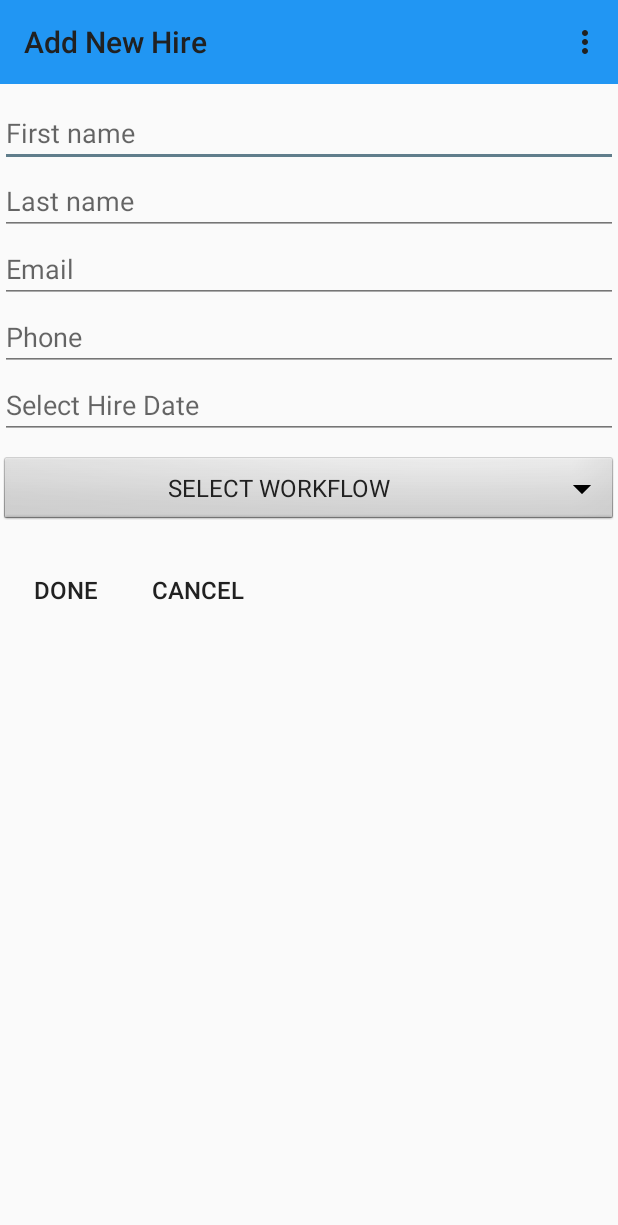
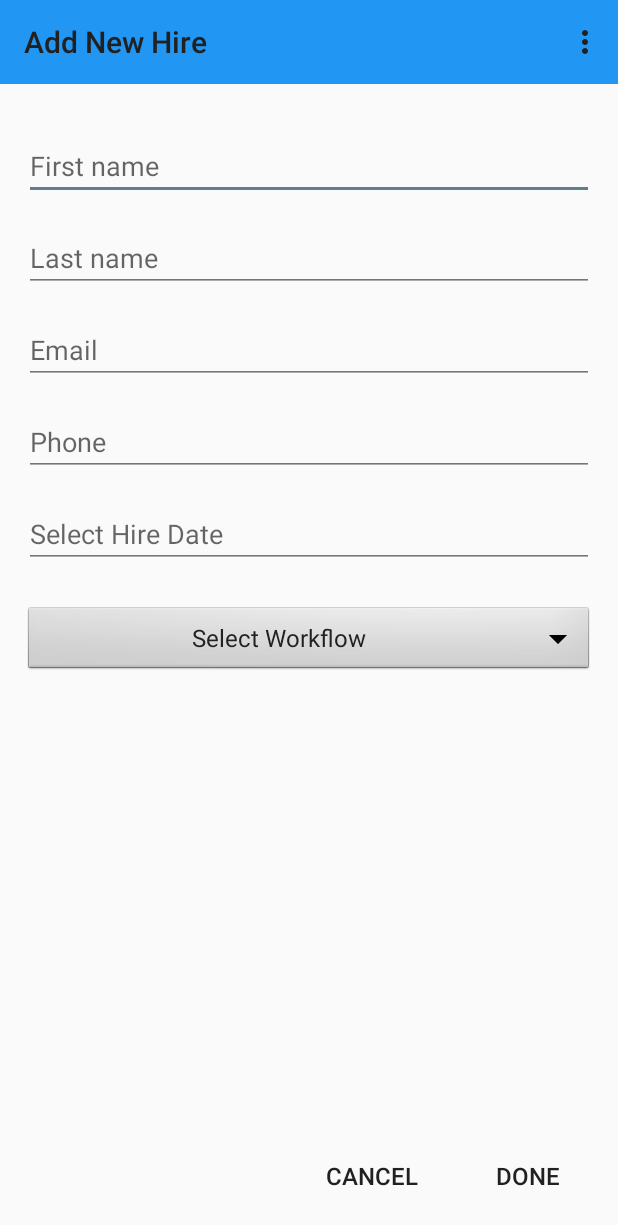
Before and after one commit to mitchthompson/ust-onboarding-mobile-app, an Android app: the AddNewHireActivity screen opened directly, with no data from a screen before it, after a tap on "DONE", on a phone screen of 412 x 824 dp. Shown: the top 1225 px of the screen. Run offline under Robolectric (Android 15) with nearby library versions, the phone set to English and light mode, and no system bars; network calls fail.

Commit message:
Adds a logic to build hashmap of new user from AddNewHireActivity form on user submission. Comments out api call to add new user since still need to get list of all workflows. Tweaks UI of activity a bit. Adds form validation for email, phone, and workflow.

```diff
--- a/app/src/main/java/com/example/practicumapp/AddNewHireActivity.java
+++ b/app/src/main/java/com/example/practicumapp/AddNewHireActivity.java
@@ -4,9 +4,14 @@ import android.app.DatePickerDialog;
 import android.content.Intent;
 import android.support.v7.app.AppCompatActivity;
 import android.os.Bundle;
+
 import java.util.ArrayList;
-import java.util.List;
+import java.util.HashMap;
+
 import android.support.v7.widget.Toolbar;
+import android.telephony.PhoneNumberUtils;
+import android.util.Log;
+import android.util.Patterns;
 import android.view.Menu;
 import android.view.MenuInflater;
 import android.view.MenuItem;
@@ -15,27 +20,29 @@ import android.view.View.OnClickListener;
 import android.widget.ArrayAdapter;
 import android.widget.Button;
 import android.widget.EditText;
-import android.widget.RadioButton;
-import android.widget.RadioGroup;
 import android.widget.Spinner;
 import android.widget.Toast;
 import android.widget.DatePicker;
-import android.app.DatePickerDialog;
+
 import java.util.Calendar;
+import java.util.List;
+import java.util.Map;
+
 import android.graphics.Color;
 import android.graphics.drawable.ColorDrawable;
 import android.text.TextUtils;
-import android.app.ProgressDialog;
-import android.widget.ProgressBar;
 
-import org.w3c.dom.Text;
+import com.example.practicumapp.Interfaces.VolleyUserResponseListener;
+import com.example.practicumapp.models.User;
 
 public class AddNewHireActivity extends AppCompatActivity {
+    private static final String TAG = AddNewHireActivity.class.getName(); // Constant for logging data
 
-    private Spinner spinner1;
+    private Spinner workflow;
     private Button btnCancel, btnDone;
     private DatePickerDialog.OnDateSetListener onDateSetListener;
     private EditText firstName, lastName, email, phone, date;
+    private Map<String,String> newUser;
 
 
     @Override
@@ -52,12 +59,12 @@ public class AddNewHireActivity extends AppCompatActivity {
         setSupportActionBar(myToolbar);
 
         // Views
-        firstName = (EditText) findViewById(R.id.first_name);
-        lastName = (EditText) findViewById(R.id.last_name);
-        email = (EditText) findViewById(R.id.email);
-        phone = (EditText) findViewById(R.id.phone);
-        date = (EditText) findViewById(R.id.date);
-
+        firstName = findViewById(R.id.first_name);
+        lastName = findViewById(R.id.last_name);
+        email = findViewById(R.id.email);
+        phone = findViewById(R.id.phone);
+        date = findViewById(R.id.date);
+        addItemsOnWorkflowSpinner();
 
 
         // Add calendar settings for date picker
@@ -99,6 +106,142 @@ public class AddNewHireActivity extends AppCompatActivity {
         };
     }
 
+    /**
+     * Adds listeners for drop down menu selection for workflows
+     */
+    public void addListenerOnSpinnerItemSelection() {
+        workflow = findViewById(R.id.workflow_ID);
+    }
+
+    /**
+     * Add listeners for spinner and buttons
+     */
+    public void addListenerOnButton() {
+
+        // Add listeners to all page buttons
+        workflow = findViewById(R.id.workflow_ID);
+        btnDone = findViewById(R.id.btnDone);
+        btnCancel = findViewById(R.id.btnCancel);
+
+        // Perform activity when "Done" is selected -- for now just displays toast confirming drop
+        // down selection
+        btnDone.setOnClickListener(new OnClickListener() {
+            //add toast to display selection
+            @Override
+            public void onClick(View v) {
+                addEmployee();
+            }
+        });
+
+        btnCancel.setOnClickListener(new OnClickListener() {
+            @Override
+            public void onClick(View v) {
+                startActivity(new Intent(AddNewHireActivity.this, NewHireListActivity.class));
+            }
+        });
+    }
+
+    // add items into spinner dynamically
+    public void addItemsOnWorkflowSpinner() {
+        //TODO: get workflow list from api call
+        workflow = findViewById(R.id.workflow_ID);
+        List<String> list = new ArrayList<>();
+        list.add("Select Workflow");
+        list.add("Workflow 1");
+        list.add("Workflow 2");
+        list.add("Workflow 3");
+        list.add("Workflow 4");
+        list.add("Workflow 5");
+
+        ArrayAdapter<String> dataAdapter = new ArrayAdapter<>(this,
+                android.R.layout.simple_spinner_item, list);
+        dataAdapter.setDropDownViewResource(android.R.layout.simple_spinner_dropdown_item);
+        workflow.setAdapter(dataAdapter);
+    }
+
+    /**
+     * Will be called when user clicks "Done" button on form. Validates form inputs and adds employee via
+     * the API. Errors generate a message and stop the execution.
+     */
+    //TODO: Call this method when "Done" button is clicked
+    public void addEmployee(){
+        String inputFirstName = firstName.getText().toString().trim();
+        String inputLastName = lastName.getText().toString().trim();
+        String inputEmail = email.getText().toString().trim();
+        String inputPhone = phone.getText().toString().trim();
+        //TODO: see if date picker EditText view can be cast to string in this way
+        String inputDate = date.getText().toString().trim();
+        String inputWorkflow = String.valueOf(workflow.getSelectedItem());
+
+        // Form validation for all fields
+        if(TextUtils.isEmpty(inputFirstName)){
+            // Show message
+            Toast.makeText(this, "Please enter a first name", Toast.LENGTH_SHORT).show();
+
+            // Stops function from executing
+            return;
+        }
+
+        if(TextUtils.isEmpty(inputLastName)){
+            // Show message
+            Toast.makeText(this, "Please enter a last name", Toast.LENGTH_SHORT).show();
+
+            // Stops function from executing
+            return;
+        }
+
+        if(TextUtils.isEmpty(inputEmail) || !Patterns.EMAIL_ADDRESS.matcher(inputEmail).matches()){
+            // Show message
+            Toast.makeText(this, "Please enter a valid email", Toast.LENGTH_SHORT).show();
+
+            // Stops function from executing
+            return;
+        }
+
+        if(TextUtils.isEmpty(inputPhone) || !Patterns.PHONE.matcher(inputPhone).matches() ){
+            // Show message
+            Toast.makeText(this, "Please enter a valid phone number", Toast.LENGTH_SHORT).show();
+
+            // Stops function from executing
+            return;
+        }
+
+        if(TextUtils.isEmpty(inputDate)){
+            // Show message
+            Toast.makeText(this, "Please enter the hire date", Toast.LENGTH_SHORT).show();
+
+            // Stops function from executing
+            return;
+        }
+
+        if(String.valueOf(workflow.getSelectedItem()) == "Select Workflow"){
+            // Show message
+            Toast.makeText(this, "Please select a workflow", Toast.LENGTH_SHORT).show();
+
+            // Stops function from executing
+            return;
+        }
+
+        newUser = new HashMap<>();
+        newUser.put("firstName", inputFirstName);
+        newUser.put("lastName", inputLastName);
+        newUser.put("email", inputEmail);
+        newUser.put("phone", inputPhone);
+        newUser.put("startDate", inputDate);
+        newUser.put("workflow", inputWorkflow);
+
+        Log.d(TAG, "User: " + newUser.toString());
+
+//        VolleyParser volleyParser = new VolleyParser(this.getApplicationContext());
+//        volleyParser.addNewUser((User) newUser,  new VolleyUserResponseListener(){
+//                    @Override
+//                    public void onSuccess(User user) {
+//                        startActivity(new Intent(AddNewHireActivity.this, NewHireListActivity.class));
+//                    }
+//        });
+
+        }
+
     // Creates menu
     public boolean onCreateOptionsMenu(Menu menu) {
         MenuInflater menuInflater = getMenuInflater();
@@ -125,101 +268,4 @@ public class AddNewHireActivity extends AppCompatActivity {
         }
     }
 
-    /**
-     * Adds listeners for drop down menu selection for workflows
-     */
-    public void addListenerOnSpinnerItemSelection() {
-        spinner1 = (Spinner) findViewById(R.id.spinner1);
     }
-
-    /**
-     * Add listeners for spinner and buttons
-     */
-    public void addListenerOnButton() {
-
-        // Add listeners to all page buttons
-        spinner1 = (Spinner) findViewById(R.id.spinner1);
-        btnDone = (Button) findViewById(R.id.btnDone);
-        btnCancel = (Button) findViewById(R.id.btnCancel);
-
-
-        // Perform activity when "Done" is selected -- for now just displays toast confirming drop
-        // down selection
-        btnDone.setOnClickListener(new OnClickListener() {
-
-            //add toast to display selection
-            @Override
-            public void onClick(View v) {
-
-                Toast.makeText(AddNewHireActivity.this,
-                        "OnClickListener : " +
-                                "\nSpinner : "+ String.valueOf(spinner1.getSelectedItem()),
-                        Toast.LENGTH_SHORT).show();
-            }
-
-        });
-    }
-
-    /**
-     * Will be called when user clicks "Done" button on form. Validates form inputs and adds employee via
-     * the API. Errors generate a message and stop the execution.
-     */
-    //TODO: Call this method when "Done" button is clicked
-    public void addEmployee(){
-        String inputFirstName = firstName.getText().toString().trim();
-        String inputLastName = lastName.getText().toString().trim();
-        String inputEmail = email.getText().toString().trim();
-        String inputPhone = phone.getText().toString().trim();
-        //TODO: see if date picker EditText view can be cast to string in this way
-        String inputDate = date.getText().toString().trim();
-        //TODO: add variable for workflow once API workflow is determined (ie. number to indicate which workflow)
-
-        // Form validation for all fields
-        if(TextUtils.isEmpty(inputFirstName)){
-            // Show message
-            Toast.makeText(this, "Please enter first name", Toast.LENGTH_SHORT).show();
-
-            // Stops function from executing
-            return;
-        }
-
-        if(TextUtils.isEmpty(inputLastName)){
-            // Show message
-            Toast.makeText(this, "Please enter last name", Toast.LENGTH_SHORT).show();
-
-            // Stops function from executing
-            return;
-        }
-
-        if(TextUtils.isEmpty(inputEmail)){
-            // Show message
-            Toast.makeText(this, "Please enter email", Toast.LENGTH_SHORT).show();
-
-            // Stops function from executing
-            return;
-        }
-
-        if(TextUtils.isEmpty(inputPhone)){
-            // Show message
-            Toast.makeText(this, "Please enter phone", Toast.LENGTH_SHORT).show();
-
-            // Stops function from executing
-            return;
-        }
-
-        if(TextUtils.isEmpty(inputDate)){
-            // Show message
-            Toast.makeText(this, "Please enter hire date", Toast.LENGTH_SHORT).show();
-
-            // Stops function from executing
-            return;
-        }
-
-        // If validations are OK, show progress bar
-        //TODO: Add progress bar
-
-        //TODO: Add API POST method to add employee
-
-        }
-
-    }
--- a/app/src/main/res/layout/activity_add_new_hire.xml
+++ b/app/src/main/res/layout/activity_add_new_hire.xml
@@ -1,4 +1,5 @@
-<LinearLayout xmlns:android="http://schemas.android.com/apk/res/android"
+<android.support.constraint.ConstraintLayout xmlns:android="http://schemas.android.com/apk/res/android"
+    xmlns:tools="http://schemas.android.com/tools"
     android:layout_width="fill_parent"
     android:layout_height="fill_parent"
     xmlns:app="http://schemas.android.com/apk/res-auto"
@@ -20,89 +21,125 @@
         android:id="@+id/first_name"
         android:layout_width="match_parent"
         android:layout_height="wrap_content"
+        android:layout_marginEnd="16dp"
+        android:layout_marginStart="16dp"
+        android:layout_marginTop="32dp"
         android:hint="@string/prompt_first_name"
         android:imeOptions="actionUnspecified"
         android:inputType="textPersonName"
         android:maxLines="1"
         android:singleLine="true"
-        android:layout_marginTop="10dp"/>
+        app:layout_constraintEnd_toEndOf="parent"
+        app:layout_constraintStart_toStartOf="parent"
+        app:layout_constraintTop_toBottomOf="@+id/myToolbar" />
 
     <EditText
         android:id="@+id/last_name"
         android:layout_width="match_parent"
         android:layout_height="wrap_content"
+        android:layout_marginEnd="16dp"
+        android:layout_marginStart="16dp"
+        android:layout_marginTop="16dp"
         android:hint="@string/prompt_last_name"
         android:imeOptions="actionUnspecified"
         android:inputType="textPersonName"
         android:maxLines="1"
-        android:singleLine="true" />
+        android:singleLine="true"
+        app:layout_constraintEnd_toEndOf="parent"
+        app:layout_constraintStart_toStartOf="parent"
+        app:layout_constraintTop_toBottomOf="@+id/first_name" />
 
     <EditText
         android:id="@+id/email"
         android:layout_width="match_parent"
         android:layout_height="wrap_content"
+        android:layout_marginEnd="16dp"
+        android:layout_marginStart="16dp"
+        android:layout_marginTop="16dp"
         android:hint="@string/prompt_employee_email"
         android:imeOptions="actionUnspecified"
         android:inputType="textEmailAddress"
         android:maxLines="1"
-        android:singleLine="true" />
+        android:singleLine="true"
+        app:layout_constraintEnd_toEndOf="parent"
+        app:layout_constraintHorizontal_bias="0.0"
+        app:layout_constraintStart_toStartOf="parent"
+        app:layout_constraintTop_toBottomOf="@+id/last_name" />
 
     <EditText
         android:id="@+id/phone"
         android:layout_width="match_parent"
         android:layout_height="wrap_content"
+        android:layout_marginEnd="16dp"
+        android:layout_marginStart="16dp"
+        android:layout_marginTop="16dp"
         android:hint="@string/prompt_employee_phone"
         android:imeOptions="actionUnspecified"
         android:inputType="text|phone"
         android:maxLines="1"
-        android:singleLine="true" />
+        android:singleLine="true"
+        app:layout_constraintEnd_toEndOf="parent"
+        app:layout_constraintHorizontal_bias="0.0"
+        app:layout_constraintStart_toStartOf="parent"
+        app:layout_constraintTop_toBottomOf="@+id/email" />
 
     <EditText
         android:id="@+id/date"
         android:layout_width="match_parent"
         android:layout_height="wrap_content"
+        android:layout_marginEnd="16dp"
+        android:layout_marginStart="16dp"
+        android:layout_marginTop="16dp"
+        android:focusable="false"
         android:hint="@string/prompt_hire_date"
         android:inputType="textPersonName"
-        android:focusable="false" />
+        app:layout_constraintEnd_toEndOf="parent"
+        app:layout_constraintStart_toStartOf="parent"
+        app:layout_constraintTop_toBottomOf="@+id/phone" />
 
 
     <Spinner
-        android:id="@+id/spinner1"
+        android:id="@+id/workflow_ID"
         android:layout_width="match_parent"
         android:layout_height="wrap_content"
+        android:layout_marginEnd="16dp"
+        android:layout_marginStart="16dp"
+        android:layout_marginTop="24dp"
+        android:background="@android:drawable/btn_dropdown"
         android:entries="@array/workflow_array"
+        android:gravity="center"
         android:prompt="@string/workflow_prompt"
-        android:layout_marginTop="10dp"
-        android:layout_marginBottom="10dp"
         android:textAlignment="center"
-        android:gravity="center"
-        android:background="@android:drawable/btn_dropdown"/>
+        app:layout_constraintEnd_toEndOf="parent"
+        app:layout_constraintStart_toStartOf="parent"
+        app:layout_constraintTop_toBottomOf="@+id/date" />
 
 
-    <TableRow
+    <Button
+        android:id="@+id/btnCancel"
+        style="@style/Widget.AppCompat.Button.Borderless"
         android:layout_width="wrap_content"
-        android:layout_height="wrap_content">
+        android:layout_height="wrap_content"
+        android:layout_marginBottom="16dp"
+        android:layout_marginEnd="16dp"
+        android:backgroundTint="@android:color/darker_gray"
+        android:text="@string/btn_cancel"
+        android:textSize="16sp"
+        app:layout_constraintBottom_toBottomOf="parent"
+        app:layout_constraintEnd_toStartOf="@+id/btnDone" />
+
 
     <Button
         android:id="@+id/btnDone"
         style="@style/Widget.AppCompat.Button.Borderless"
         android:layout_width="wrap_content"
         android:layout_height="wrap_content"
-            android:layout_marginTop="8dp"
+        android:layout_marginBottom="16dp"
+        android:layout_marginEnd="16dp"
         android:backgroundTint="@android:color/darker_gray"
         android:text="@string/btn_done"
-            android:textSize="16sp" />
+        android:textSize="16sp"
+        app:layout_constraintBottom_toBottomOf="parent"
+        app:layout_constraintEnd_toEndOf="parent" />
 
-        <Button
-            android:id="@+id/btnCancel"
-            style="@style/Widget.AppCompat.Button.Borderless"
-            android:layout_width="wrap_content"
-            android:layout_height="wrap_content"
-            android:layout_marginTop="8dp"
-            android:backgroundTint="@android:color/darker_gray"
-            android:text="@string/btn_cancel"
-            android:textSize="16sp" />
-
-    </TableRow>
-
-</LinearLayout>
+</android.support.constraint.ConstraintLayout>
```
Lines whose indentation alone changed are shown as unchanged.
